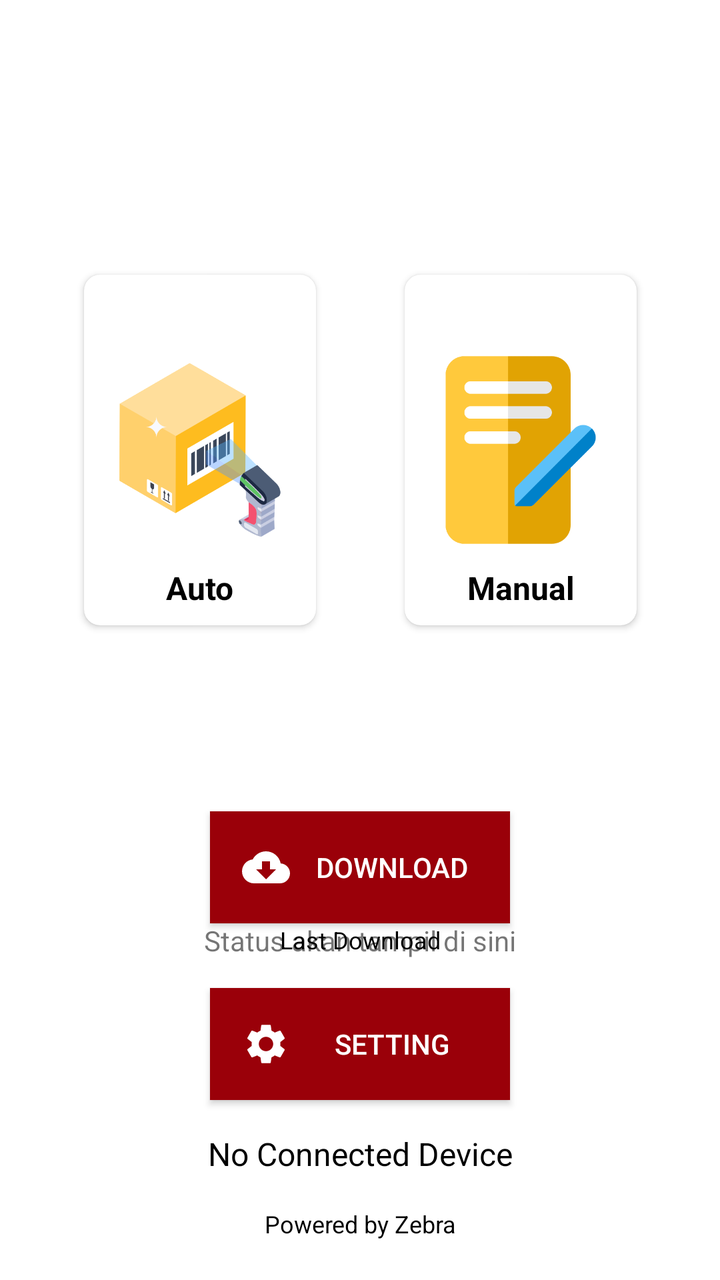
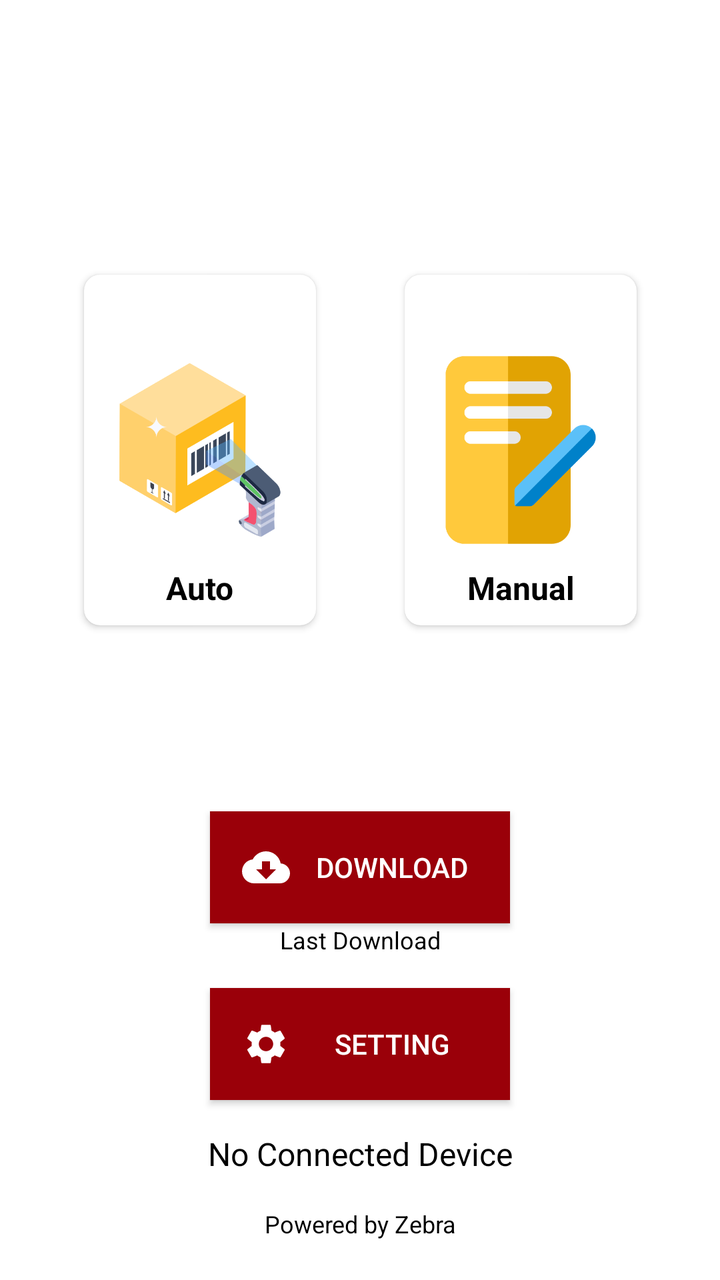

Two renders of the same Android screen: before a commit and after it. Below are the layout's source before the change and the commit's diff.
<!-- AndroidManifest.xml: application theme Theme.MAPZebraPrinter -->
<!-- res/layout/activity_main.xml -->
<?xml version="1.0" encoding="utf-8"?>
<androidx.constraintlayout.widget.ConstraintLayout xmlns:android="http://schemas.android.com/apk/res/android"
    xmlns:app="http://schemas.android.com/apk/res-auto"
    xmlns:tools="http://schemas.android.com/tools"
    android:id="@+id/main"
    android:layout_width="match_parent"
    android:layout_height="match_parent"
    android:padding="20dp"
    tools:context=".view.MainActivity">

    <View
        android:id="@+id/anchor"
        android:layout_width="1dp"
        android:layout_height="1dp"
        app:layout_constraintBottom_toBottomOf="parent"
        app:layout_constraintEnd_toEndOf="parent"
        app:layout_constraintStart_toStartOf="parent"
        app:layout_constraintTop_toTopOf="parent" />

    <androidx.cardview.widget.CardView
        android:id="@+id/cv_auto"
        android:layout_width="wrap_content"
        android:layout_height="wrap_content"
        android:layout_margin="8dp"
        android:elevation="8dp"
        app:cardCornerRadius="8dp"
        app:layout_constraintBottom_toBottomOf="@id/anchor"
        app:layout_constraintEnd_toStartOf="@id/anchor"
        app:layout_constraintStart_toStartOf="parent">

        <androidx.constraintlayout.widget.ConstraintLayout
            android:layout_width="wrap_content"
            android:layout_height="wrap_content"
            android:padding="8dp">

            <androidx.appcompat.widget.AppCompatButton
                android:id="@+id/btn_auto"
                android:layout_width="100dp"
                android:layout_height="100dp"
                android:background="@drawable/auto"
                app:layout_constraintBottom_toBottomOf="parent"
                app:layout_constraintEnd_toEndOf="parent"
                app:layout_constraintStart_toStartOf="parent"
                app:layout_constraintTop_toTopOf="parent" />

            <TextView
                android:layout_width="wrap_content"
                android:layout_height="wrap_content"
                android:layout_margin="8dp"
                android:text="@string/auto"
                android:textColor="@color/black"
                android:textSize="16sp"
                android:textStyle="bold"
                app:layout_constraintEnd_toEndOf="@id/btn_auto"
                app:layout_constraintStart_toStartOf="@id/btn_auto"
                app:layout_constraintTop_toBottomOf="@+id/btn_auto" />

        </androidx.constraintlayout.widget.ConstraintLayout>

    </androidx.cardview.widget.CardView>

    <androidx.cardview.widget.CardView
        android:id="@+id/cv_manual"
        android:layout_width="wrap_content"
        android:layout_height="wrap_content"
        android:layout_margin="8dp"
        android:elevation="8dp"
        app:cardCornerRadius="8dp"
        app:layout_constraintBottom_toBottomOf="@id/anchor"
        app:layout_constraintEnd_toEndOf="parent"
        app:layout_constraintStart_toEndOf="@id/anchor">

        <androidx.constraintlayout.widget.ConstraintLayout
            android:layout_width="wrap_content"
            android:layout_height="wrap_content"
            android:padding="8dp">

            <androidx.appcompat.widget.AppCompatButton
                android:id="@+id/btn_manual"
                android:layout_width="100dp"
                android:layout_height="100dp"
                android:background="@drawable/manual"
                app:layout_constraintBottom_toBottomOf="parent"
                app:layout_constraintEnd_toEndOf="parent"
                app:layout_constraintStart_toStartOf="parent"
                app:layout_constraintTop_toTopOf="parent" />

            <TextView
                android:layout_width="wrap_content"
                android:layout_height="wrap_content"
                android:layout_margin="8dp"
                android:text="@string/manual"
                android:textColor="@color/black"
                android:textSize="16sp"
                android:textStyle="bold"
                app:layout_constraintEnd_toEndOf="@id/btn_manual"
                app:layout_constraintStart_toStartOf="@id/btn_manual"
                app:layout_constraintTop_toBottomOf="@+id/btn_manual" />

        </androidx.constraintlayout.widget.ConstraintLayout>

    </androidx.cardview.widget.CardView>

    <androidx.appcompat.widget.AppCompatButton
        android:id="@+id/btn_download"
        android:layout_width="150dp"
        android:layout_height="wrap_content"
        android:background="@color/primary_color"
        android:drawableStart="@drawable/baseline_cloud_download_24"
        android:drawablePadding="8dp"
        android:padding="16dp"
        android:text="@string/download"
        android:textColor="@color/white"
        app:layout_constraintBottom_toTopOf="@+id/tv_last_download"
        app:layout_constraintEnd_toEndOf="parent"
        app:layout_constraintStart_toStartOf="parent" />

    <TextView
        android:id="@+id/tv_last_download"
        android:layout_width="match_parent"
        android:layout_height="wrap_content"
        android:layout_marginBottom="16dp"
        android:gravity="center"
        android:text="@string/last_sync"
        android:textColor="@color/black"
        android:textSize="12sp"
        app:layout_constraintBottom_toTopOf="@+id/btn_setting" />

    <androidx.appcompat.widget.AppCompatButton
        android:id="@+id/btn_setting"
        android:layout_width="150dp"
        android:layout_height="wrap_content"
        android:layout_margin="16dp"
        android:background="@color/primary_color"
        android:drawableStart="@drawable/baseline_settings_24"
        android:drawablePadding="8dp"
        android:padding="16dp"
        android:text="@string/setting"
        android:textColor="@color/white"
        app:layout_constraintBottom_toTopOf="@+id/tv_printer"
        app:layout_constraintEnd_toEndOf="parent"
        app:layout_constraintStart_toStartOf="parent" />

    <TextView
        android:id="@+id/tv_printer"
        android:layout_width="match_parent"
        android:layout_height="wrap_content"
        android:layout_margin="16dp"
        android:gravity="center"
        android:text="@string/no_connected_device"
        android:textColor="@color/black"
        android:textSize="16sp"
        app:layout_constraintBottom_toTopOf="@+id/tv_powered" />

    <TextView
        android:id="@+id/tv_powered"
        android:layout_width="match_parent"
        android:layout_height="wrap_content"
        android:gravity="center"
        android:text="@string/powered_by_zebra"
        android:textColor="@color/black"
        android:textSize="12sp"
        app:layout_constraintBottom_toBottomOf="parent" />

    <ProgressBar
        android:id="@+id/progressBar"
        android:layout_width="wrap_content"
        android:layout_height="wrap_content"
        android:visibility="gone"
        app:layout_constraintBottom_toBottomOf="parent"
        app:layout_constraintEnd_toEndOf="parent"
        app:layout_constraintStart_toStartOf="parent"
        app:layout_constraintTop_toTopOf="parent" />

    <TextView
        android:id="@+id/statusText"
        android:layout_width="wrap_content"
        android:layout_height="wrap_content"
        android:text="Status akan tampil di sini"
        app:layout_constraintBottom_toBottomOf="parent"
        app:layout_constraintEnd_toEndOf="parent"
        app:layout_constraintStart_toStartOf="parent"
        app:layout_constraintTop_toBottomOf="@+id/progressBar" />

</androidx.constraintlayout.widget.ConstraintLayout>
<!-- resources referenced by this layout -->
<resources>
  <color name="black">#FF000000</color>
  <color name="primary_color">#9A0009</color>
  <color name="white">#FFFFFFFF</color>
  <!-- drawable auto: png bitmap (drawable, 35378 bytes) -->
  <!-- drawable baseline_cloud_download_24 (drawable) -->
  <vector xmlns:android="http://schemas.android.com/apk/res/android" android:height="24dp" android:tint="#FFFFFF" android:viewportHeight="24" android:viewportWidth="24" android:width="24dp">
        
      <path android:fillColor="@android:color/white" android:pathData="M19.35,10.04C18.67,6.59 15.64,4 12,4 9.11,4 6.6,5.64 5.35,8.04 2.34,8.36 0,10.91 0,14c0,3.31 2.69,6 6,6h13c2.76,0 5,-2.24 5,-5 0,-2.64 -2.05,-4.78 -4.65,-4.96zM17,13l-5,5 -5,-5h3V9h4v4h3z"/>
      
  </vector>
  <!-- drawable baseline_settings_24 (drawable) -->
  <vector xmlns:android="http://schemas.android.com/apk/res/android" android:height="24dp" android:tint="#FFFFFF" android:viewportHeight="24" android:viewportWidth="24" android:width="24dp">
        
      <path android:fillColor="@android:color/white" android:pathData="M19.14,12.94c0.04,-0.3 0.06,-0.61 0.06,-0.94c0,-0.32 -0.02,-0.64 -0.07,-0.94l2.03,-1.58c0.18,-0.14 0.23,-0.41 0.12,-0.61l-1.92,-3.32c-0.12,-0.22 -0.37,-0.29 -0.59,-0.22l-2.39,0.96c-0.5,-0.38 -1.03,-0.7 -1.62,-0.94L14.4,2.81c-0.04,-0.24 -0.24,-0.41 -0.48,-0.41h-3.84c-0.24,0 -0.43,0.17 -0.47,0.41L9.25,5.35C8.66,5.59 8.12,5.92 7.63,6.29L5.24,5.33c-0.22,-0.08 -0.47,0 -0.59,0.22L2.74,8.87C2.62,9.08 2.66,9.34 2.86,9.48l2.03,1.58C4.84,11.36 4.8,11.69 4.8,12s0.02,0.64 0.07,0.94l-2.03,1.58c-0.18,0.14 -0.23,0.41 -0.12,0.61l1.92,3.32c0.12,0.22 0.37,0.29 0.59,0.22l2.39,-0.96c0.5,0.38 1.03,0.7 1.62,0.94l0.36,2.54c0.05,0.24 0.24,0.41 0.48,0.41h3.84c0.24,0 0.44,-0.17 0.47,-0.41l0.36,-2.54c0.59,-0.24 1.13,-0.56 1.62,-0.94l2.39,0.96c0.22,0.08 0.47,0 0.59,-0.22l1.92,-3.32c0.12,-0.22 0.07,-0.47 -0.12,-0.61L19.14,12.94zM12,15.6c-1.98,0 -3.6,-1.62 -3.6,-3.6s1.62,-3.6 3.6,-3.6s3.6,1.62 3.6,3.6S13.98,15.6 12,15.6z"/>
      
  </vector>
  <!-- drawable manual: png bitmap (drawable, 10208 bytes) -->
  <string name="auto">Auto</string>
  <string name="download">Download</string>
  <string name="last_sync">Last Download</string>
  <string name="manual">Manual</string>
  <string name="no_connected_device">No Connected Device</string>
  <string name="powered_by_zebra">Powered by Zebra</string>
  <string name="setting">Setting</string>
  <style name="Theme.MAPZebraPrinter" parent="Theme.MaterialComponents.DayNight.DarkActionBar">
          
          <item name="colorPrimary">@color/primary_color</item>
          <item name="colorPrimaryVariant">@color/purple_700</item>
          <item name="colorOnPrimary">@color/white</item>
          
          <item name="colorSecondary">@color/teal_200</item>
          <item name="colorSecondaryVariant">@color/teal_700</item>
          <item name="colorOnSecondary">@color/black</item>
          
          <item name="android:statusBarColor">?attr/colorPrimaryVariant</item>
          
      </style>
  <color name="purple_700">#FF3700B3</color>
  <color name="teal_200">#FF03DAC5</color>
  <color name="teal_700">#FF018786</color>
</resources>

<!-- the commit's change to res/layout/activity_main.xml (unified diff, before → after) -->
@@ -162,24 +162,4 @@
         android:textSize="12sp"
         app:layout_constraintBottom_toBottomOf="parent" />
 
-    <ProgressBar
-        android:id="@+id/progressBar"
-        android:layout_width="wrap_content"
-        android:layout_height="wrap_content"
-        android:visibility="gone"
-        app:layout_constraintBottom_toBottomOf="parent"
-        app:layout_constraintEnd_toEndOf="parent"
-        app:layout_constraintStart_toStartOf="parent"
-        app:layout_constraintTop_toTopOf="parent" />
-
-    <TextView
-        android:id="@+id/statusText"
-        android:layout_width="wrap_content"
-        android:layout_height="wrap_content"
-        android:text="Status akan tampil di sini"
-        app:layout_constraintBottom_toBottomOf="parent"
-        app:layout_constraintEnd_toEndOf="parent"
-        app:layout_constraintStart_toStartOf="parent"
-        app:layout_constraintTop_toBottomOf="@+id/progressBar" />
-
 </androidx.constraintlayout.widget.ConstraintLayout>
